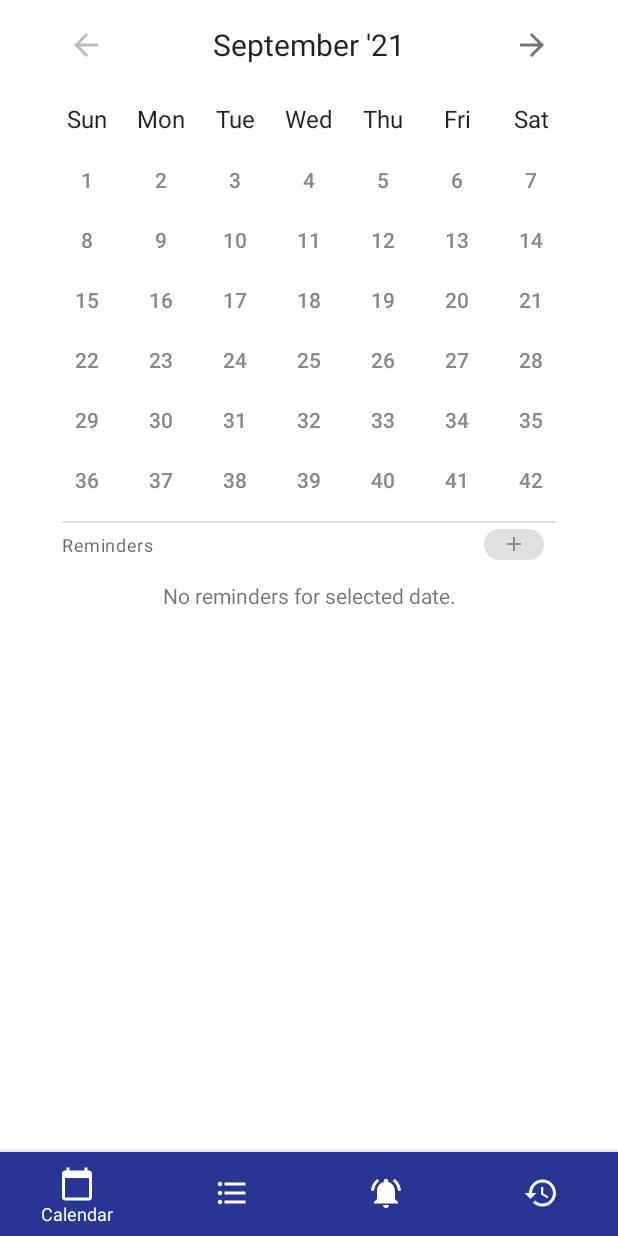
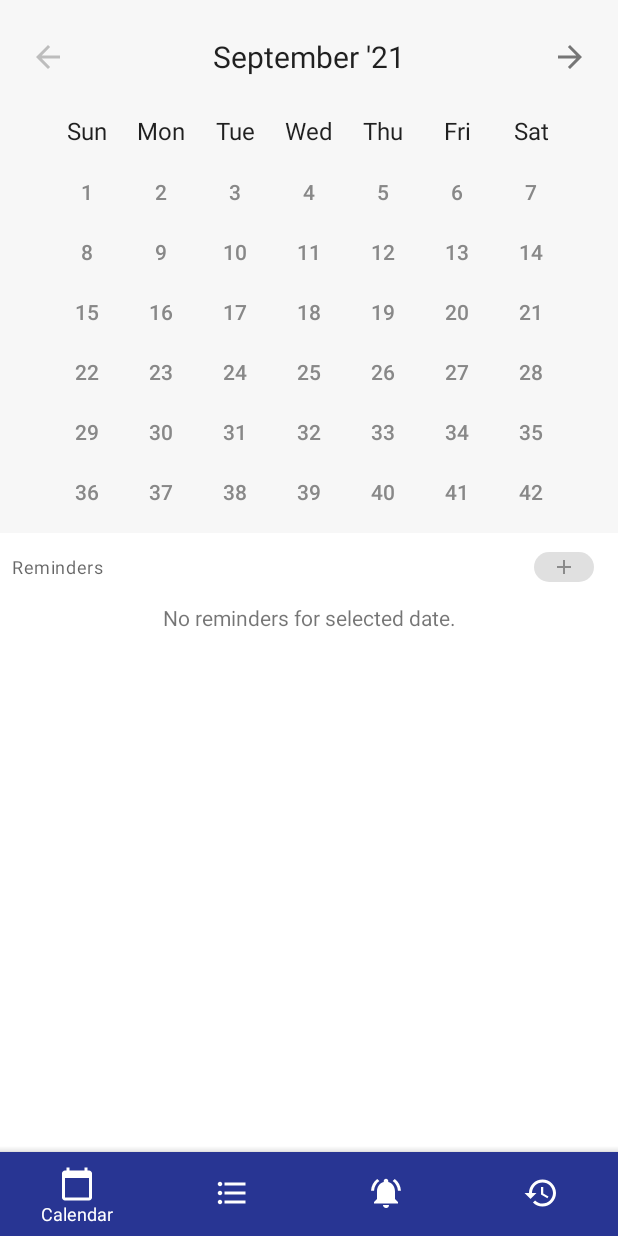
Before and after one commit to jtaylorsoftware/reminderapp, an Android app: the CalendarFragment screen opened through its navigation route, on a phone screen of 412 x 824 dp. Run offline under Robolectric (Android 15) with nearby library versions, the phone set to English and light mode, and no system bars; our stand-ins replace Dagger/Hilt's generated code, Timber, data binding, navigation-ui.

Commit message:
Update calendar design to use side-by-side flat cards

```diff
--- a/app/src/main/res/layout-land/view_calendar.xml
+++ b/app/src/main/res/layout-land/view_calendar.xml
@@ -16,6 +16,27 @@
         android:layout_width="match_parent"
         android:layout_height="match_parent"
         tools:parentTag="androidx.constraintlayout.widget.ConstraintLayout">
+
+
+        <com.google.android.material.card.MaterialCardView
+            android:id="@+id/card_calendar"
+            style="@style/Widget.App.CardView.Calendar"
+            android:layout_width="0dp"
+            android:layout_height="match_parent"
+            app:layout_constraintBottom_toBottomOf="parent"
+            app:layout_constraintEnd_toStartOf="@+id/card_calendar_reminderList"
+            app:layout_constraintHorizontal_bias="0.0"
+            app:layout_constraintHorizontal_chainStyle="packed"
+            app:layout_constraintStart_toStartOf="parent"
+            app:layout_constraintTop_toTopOf="parent"
+            app:layout_constraintWidth_default="percent"
+            app:layout_constraintWidth_max="wrap"
+            app:layout_constraintWidth_percent="0.5">
+
+            <androidx.constraintlayout.widget.ConstraintLayout
+                android:layout_width="wrap_content"
+                android:layout_height="match_parent"
+                android:padding="8dp">
 
                 <TextView
                     android:id="@+id/text_calendar_monthYear"
@@ -68,7 +89,7 @@
                     android:nestedScrollingEnabled="false"
                     app:calendarData="@{model.calendarData}"
                     app:layout_constraintBottom_toBottomOf="parent"
-            app:layout_constraintEnd_toStartOf="@+id/divider"
+                    app:layout_constraintEnd_toEndOf="parent"
                     app:layout_constraintHorizontal_bias="0.5"
                     app:layout_constraintStart_toStartOf="parent"
                     app:layout_constraintTop_toBottomOf="@+id/button_calendar_backward"
@@ -78,19 +99,39 @@
                     tools:listitem="@layout/item_calendar_day"
                     tools:spanCount="7" />
 
+
+            </androidx.constraintlayout.widget.ConstraintLayout>
+
+        </com.google.android.material.card.MaterialCardView>
+
+        <com.google.android.material.card.MaterialCardView
+            android:id="@+id/card_calendar_reminderList"
+            style="@style/Widget.App.CardView.Calendar.ReminderList"
+            android:layout_width="0dp"
+            android:layout_height="match_parent"
+            app:layout_constraintBottom_toBottomOf="parent"
+            app:layout_constraintEnd_toEndOf="parent"
+            app:layout_constraintHorizontal_bias="0.5"
+            app:layout_constraintStart_toEndOf="@+id/card_calendar"
+            app:layout_constraintTop_toTopOf="parent">
+
+            <androidx.constraintlayout.widget.ConstraintLayout
+                android:layout_width="match_parent"
+                android:layout_height="match_parent">
+
                 <TextView
                     android:id="@+id/text_calendar_reminder_heading"
                     style="@style/TextAppearance.MaterialComponents.Caption"
                     android:layout_width="wrap_content"
                     android:layout_height="wrap_content"
                     android:layout_marginStart="8dp"
+                    android:layout_marginTop="24dp"
                     android:text="@string/calendar_reminder_heading"
-            app:layout_constraintBottom_toBottomOf="@+id/button_calendar_forward"
                     app:layout_constraintEnd_toStartOf="@+id/button_calendar_add"
                     app:layout_constraintHorizontal_bias="0.5"
                     app:layout_constraintHorizontal_chainStyle="spread_inside"
-            app:layout_constraintStart_toEndOf="@+id/divider"
-            app:layout_constraintTop_toTopOf="@+id/button_calendar_forward" />
+                    app:layout_constraintStart_toStartOf="parent"
+                    app:layout_constraintTop_toTopOf="parent" />
 
                 <TextView
                     android:id="@+id/text_calendar_reminder_empty_hint"
@@ -99,8 +140,7 @@
                     android:text="@string/calendar_reminder_empty_hint"
                     android:visibility="@{model.remindersOnSelectedDate.size() > 0 ? View.GONE : View.VISIBLE}"
                     app:layout_constraintEnd_toEndOf="parent"
-            app:layout_constraintHorizontal_bias="0.514"
-            app:layout_constraintStart_toEndOf="@+id/divider"
+                    app:layout_constraintStart_toStartOf="parent"
                     app:layout_constraintTop_toTopOf="@+id/recycler_calendar_reminders" />
 
                 <androidx.recyclerview.widget.RecyclerView
@@ -121,22 +161,10 @@
                     app:layoutManager="androidx.recyclerview.widget.LinearLayoutManager"
                     app:layout_constraintBottom_toBottomOf="parent"
                     app:layout_constraintEnd_toEndOf="parent"
-            app:layout_constraintStart_toEndOf="@+id/divider"
+                    app:layout_constraintStart_toStartOf="parent"
                     app:layout_constraintTop_toBottomOf="@+id/button_calendar_add"
                     app:reminderListData="@{model.remindersOnSelectedDate}"
                     tools:listitem="@layout/item_reminder" />
-
-        <View
-            android:id="@+id/divider"
-            android:layout_width="1dp"
-            android:layout_height="409dp"
-            android:background="?android:attr/listDivider"
-            android:visibility="invisible"
-            app:layout_constraintBottom_toBottomOf="parent"
-            app:layout_constraintEnd_toEndOf="parent"
-            app:layout_constraintHorizontal_bias="0.6"
-            app:layout_constraintStart_toStartOf="parent"
-            app:layout_constraintTop_toTopOf="parent" />
 
                 <Button
                     android:id="@+id/button_calendar_add"
@@ -152,5 +180,8 @@
                     app:layout_constraintHorizontal_bias="0.5"
                     app:layout_constraintStart_toEndOf="@+id/text_calendar_reminder_heading" />
 
+            </androidx.constraintlayout.widget.ConstraintLayout>
+        </com.google.android.material.card.MaterialCardView>
+
     </merge>
 </layout>
--- a/app/src/main/res/layout/view_calendar.xml
+++ b/app/src/main/res/layout/view_calendar.xml
@@ -17,6 +17,24 @@
         android:layout_height="wrap_content"
         tools:layout_height="match_parent"
         tools:parentTag="androidx.constraintlayout.widget.ConstraintLayout">
+
+        <com.google.android.material.card.MaterialCardView
+            android:id="@+id/card_calendar"
+            style="@style/Widget.App.CardView.Calendar"
+            android:layout_width="match_parent"
+            android:layout_height="0dp"
+            app:layout_constraintBottom_toTopOf="@+id/card_calendar_reminderList"
+            app:layout_constraintEnd_toEndOf="parent"
+            app:layout_constraintHeight_default="percent"
+            app:layout_constraintHeight_max="wrap"
+            app:layout_constraintHeight_percent="0.5"
+            app:layout_constraintStart_toStartOf="parent"
+            app:layout_constraintTop_toTopOf="parent">
+
+            <androidx.constraintlayout.widget.ConstraintLayout
+                android:layout_width="match_parent"
+                android:layout_height="wrap_content"
+                android:padding="8dp">
 
                 <TextView
                     android:id="@+id/text_calendar_monthYear"
@@ -39,7 +57,7 @@
                     android:background="@color/transparent"
                     android:contentDescription="@string/button_next_month_description"
                     app:layout_constraintBottom_toBottomOf="@+id/text_calendar_monthYear"
-            app:layout_constraintEnd_toEndOf="@+id/recycler_calendar"
+                    app:layout_constraintEnd_toEndOf="parent"
                     app:layout_constraintHorizontal_bias="0.5"
                     app:layout_constraintStart_toEndOf="@+id/text_calendar_monthYear"
                     app:layout_constraintTop_toTopOf="@+id/text_calendar_monthYear"
@@ -55,9 +73,10 @@
                     app:layout_constraintEnd_toStartOf="@+id/text_calendar_monthYear"
                     app:layout_constraintHorizontal_bias="0.5"
                     app:layout_constraintHorizontal_chainStyle="spread_inside"
-            app:layout_constraintStart_toStartOf="@+id/recycler_calendar"
+                    app:layout_constraintStart_toStartOf="parent"
                     app:layout_constraintTop_toTopOf="@+id/text_calendar_monthYear"
                     app:srcCompat="@drawable/ic_baseline_arrow_back_24" />
+
 
                 <androidx.recyclerview.widget.RecyclerView
                     android:id="@+id/recycler_calendar"
@@ -74,6 +93,25 @@
                     tools:layout_height="250dp"
                     tools:listitem="@layout/item_calendar_day"
                     tools:spanCount="7" />
+            </androidx.constraintlayout.widget.ConstraintLayout>
+
+        </com.google.android.material.card.MaterialCardView>
+
+        <com.google.android.material.card.MaterialCardView
+            android:id="@+id/card_calendar_reminderList"
+            style="@style/Widget.App.CardView.Calendar.ReminderList"
+            android:layout_width="match_parent"
+            android:layout_height="0dp"
+            app:layout_constraintBottom_toBottomOf="parent"
+            app:layout_constraintEnd_toEndOf="parent"
+            app:layout_constraintStart_toStartOf="parent"
+            app:layout_constraintTop_toBottomOf="@+id/card_calendar">
+
+            <androidx.constraintlayout.widget.ConstraintLayout
+                android:layout_width="match_parent"
+                android:layout_height="match_parent"
+                android:paddingHorizontal="8dp"
+                android:paddingTop="8dp">
 
                 <TextView
                     android:id="@+id/text_calendar_reminder_heading"
@@ -82,8 +120,8 @@
                     android:layout_height="wrap_content"
                     android:layout_marginTop="6dp"
                     android:text="@string/calendar_reminder_heading"
-            app:layout_constraintStart_toStartOf="@+id/divider6"
-            app:layout_constraintTop_toBottomOf="@+id/divider6" />
+                    app:layout_constraintStart_toStartOf="parent"
+                    app:layout_constraintTop_toTopOf="parent" />
 
                 <TextView
                     android:id="@+id/text_calendar_reminder_empty_hint"
@@ -110,23 +148,11 @@
                     android:visibility="@{model.remindersOnSelectedDate.size() == 0 ? View.GONE : View.VISIBLE}"
                     app:layoutManager="androidx.recyclerview.widget.LinearLayoutManager"
                     app:layout_constraintBottom_toBottomOf="parent"
-            app:layout_constraintEnd_toEndOf="@+id/recycler_calendar"
-            app:layout_constraintStart_toStartOf="@+id/recycler_calendar"
+                    app:layout_constraintEnd_toEndOf="parent"
+                    app:layout_constraintStart_toStartOf="parent"
                     app:layout_constraintTop_toBottomOf="@+id/text_calendar_reminder_heading"
                     app:reminderListData="@{model.remindersOnSelectedDate}"
                     tools:listitem="@layout/item_reminder" />
-
-        <View
-            android:id="@+id/divider6"
-            android:layout_width="0dp"
-            android:layout_height="1dp"
-            android:layout_marginStart="8dp"
-            android:layout_marginTop="8dp"
-            android:layout_marginEnd="8dp"
-            android:background="?android:attr/listDivider"
-            app:layout_constraintEnd_toEndOf="@+id/recycler_calendar"
-            app:layout_constraintStart_toStartOf="@+id/recycler_calendar"
-            app:layout_constraintTop_toBottomOf="@+id/recycler_calendar" />
 
                 <Button
                     android:id="@+id/button_calendar_add"
@@ -137,7 +163,10 @@
                     android:enabled="@{model.selectedDate != null}"
                     app:icon="@drawable/ic_baseline_add_24"
                     app:layout_constraintBaseline_toBaselineOf="@+id/text_calendar_reminder_heading"
-            app:layout_constraintEnd_toEndOf="@+id/divider6" />
+                    app:layout_constraintEnd_toEndOf="parent" />
 
+            </androidx.constraintlayout.widget.ConstraintLayout>
+
+        </com.google.android.material.card.MaterialCardView>
     </merge>
 </layout>
--- a/app/src/main/res/values-night/colors.xml
+++ b/app/src/main/res/values-night/colors.xml
@@ -3,7 +3,11 @@
     <color name="error">#CF6679</color>
     <color name="status_pending">#FBBB</color>
     <color name="status_complete">#00E676</color>
+
     <color name="reminder_day_of_week_tint">@color/color_secondary</color>
+
     <color name="icon_button_tint_enable">#42000000</color>
     <color name="icon_button_tint_disable">#89000000</color>
+
+    <color name="calendar_card_tint">#0DFFFFFF</color>
 </resources>
--- a/app/src/main/res/values-night/themes.xml
+++ b/app/src/main/res/values-night/themes.xml
@@ -10,7 +10,7 @@
         <item name="colorSecondaryVariant">@color/color_secondary</item>
         <item name="colorOnSecondary">@color/black</item>
         <!-- Status bar color. -->
-        <item name="android:statusBarColor" tools:targetApi="l">?attr/colorPrimaryVariant</item>
+        <item name="android:statusBarColor" tools:targetApi="l">@color/black</item>
         <!-- Customize your theme here. -->
     </style>
 </resources>
--- a/app/src/main/res/values/colors.xml
+++ b/app/src/main/res/values/colors.xml
@@ -23,12 +23,16 @@
     <color name="white">#FFFFFFFF</color>
     <color name="error">#B00020</color>
     <color name="transparent">#0000</color>
-    <color name="card_stroke">#F888</color>
+
     <color name="status_pending">#F888</color>
     <color name="status_skip">@color/error</color>
     <color name="status_complete">#1B5E20</color>
+
     <color name="reminder_day_of_week_tint">@color/color_primary</color>
     <color name="reminder_day_of_week_tint_disabled">@color/material_on_surface_disabled</color>
+
     <color name="icon_button_tint_enable">#89000000</color>
     <color name="icon_button_tint_disable">#42000000</color>
+
+    <color name="calendar_card_tint">#0F7E7E7E</color>
 </resources>
--- a/app/src/main/res/values/styles.xml
+++ b/app/src/main/res/values/styles.xml
@@ -82,4 +82,24 @@
         <item name="android:letterSpacing">0.0</item>
         <item name="android:textSize">@dimen/bottomNav_textSize</item>
     </style>
+
+    <style name="Widget.App.CardView.Calendar" parent="Widget.MaterialComponents.CardView">
+        <item name="strokeColor">@null</item>
+        <item name="strokeWidth">0dp</item>
+        <item name="cardElevation">0dp</item>
+        <item name="android:backgroundTint">@color/calendar_card_tint</item>
+        <item name="shapeAppearanceOverlay">@style/ShapeAppearance.App.CardView.Calendar</item>
+    </style>
+
+    <style name="Widget.App.CardView.Calendar.ReminderList" parent="Widget.MaterialComponents.CardView">
+        <item name="strokeColor">@null</item>
+        <item name="strokeWidth">0dp</item>
+        <item name="cardElevation">0dp</item>
+        <item name="android:backgroundTint">@color/transparent</item>
+        <item name="shapeAppearanceOverlay">@style/ShapeAppearance.App.CardView.Calendar</item>
+    </style>
+
+    <style name="ShapeAppearance.App.CardView.Calendar" parent="ShapeAppearance.MaterialComponents.MediumComponent">
+        <item name="cornerSize">0dp</item>
+    </style>
 </resources>
```
Lines whose indentation alone changed are shown as unchanged.
